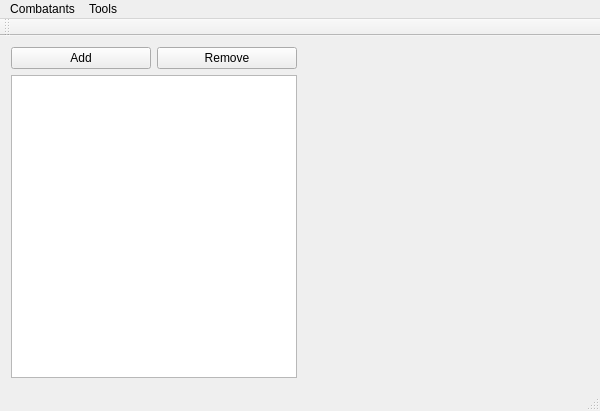
The window that EncounterManager.ui (smithbt/EncounterManager) describes before a commit, drawn with Qt 5.
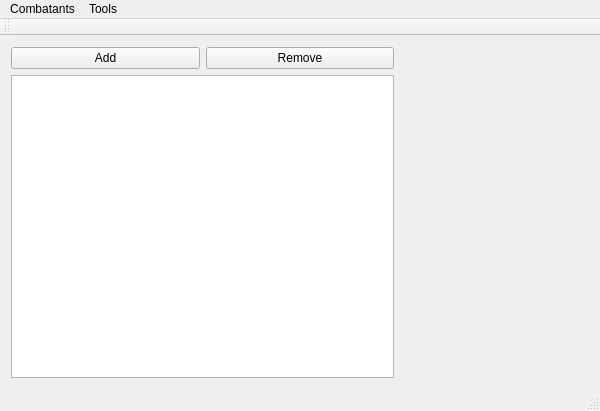
The same window after the commit. Custom widgets are drawn as their Qt base class.

Commit message:
Mapped combatant sidebar to model.
[AddCombatantDialog]
 -> Linked "Other Info" field (saves as HTML)
 -> Rearranged UI
[CombatantModel]
 -> Added "Other Info" handling
[CombatantWidget]
 -> Added mapping for most fields back to the model
[EncounterManager]
 -> Added "Other Info" handling
 -> setup QDataWidgetMapper
 -> Simplified signals/slots

What changed in the file:
```diff
--- a/EncounterManager.ui
+++ b/EncounterManager.ui
@@ -14,28 +14,22 @@
    <string>EncounterManager</string>
   </property>
   <widget class="QWidget" name="centralWidget">
-   <layout class="QHBoxLayout" name="horizontalLayout_2">
-    <item>
-     <layout class="QVBoxLayout" name="verticalLayout">
-      <item>
-       <layout class="QHBoxLayout" name="horizontalLayout_5">
-        <item>
-         <widget class="QPushButton" name="addCombatantButton">
-          <property name="text">
-           <string>Add</string>
-          </property>
-         </widget>
-        </item>
-        <item>
+   <layout class="QGridLayout" name="gridLayout">
+    <item row="0" column="2">
          <widget class="QPushButton" name="removeButton">
           <property name="text">
            <string>Remove</string>
           </property>
          </widget>
         </item>
-       </layout>
-      </item>
-      <item>
+    <item row="0" column="1">
+     <widget class="QPushButton" name="addCombatantButton">
+      <property name="text">
+       <string>Add</string>
+      </property>
+     </widget>
+    </item>
+    <item row="1" column="1" colspan="2">
        <widget class="QTableView" name="combatantTableView">
         <property name="editTriggers">
          <set>QAbstractItemView::DoubleClicked|QAbstractItemView::SelectedClicked</set>
@@ -54,20 +48,17 @@
         </attribute>
        </widget>
       </item>
-     </layout>
-    </item>
-    <item>
+    <item row="0" column="3" rowspan="2">
      <widget class="CombatantWidget" name="currentCombatantWidget" native="true">
       <property name="enabled">
        <bool>true</bool>
       </property>
       <property name="sizePolicy">
-       <sizepolicy hsizetype="MinimumExpanding" vsizetype="Preferred">
+       <sizepolicy hsizetype="Preferred" vsizetype="Preferred">
         <horstretch>0</horstretch>
         <verstretch>0</verstretch>
        </sizepolicy>
       </property>
-      <layout class="QGridLayout" name="gridLayout_2"/>
      </widget>
     </item>
    </layout>
```
Left out of the diff: 2 changed lines with no effect on the pictures. Lines whose indentation alone changed are shown as unchanged. The commit also changes 10 other files.
